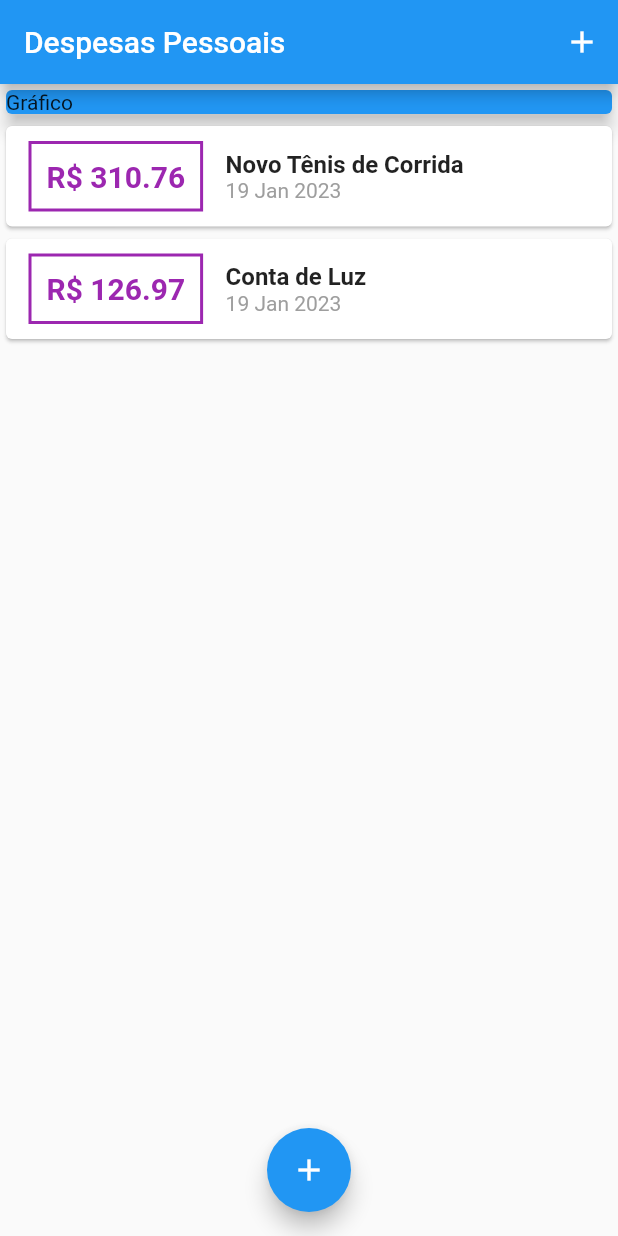
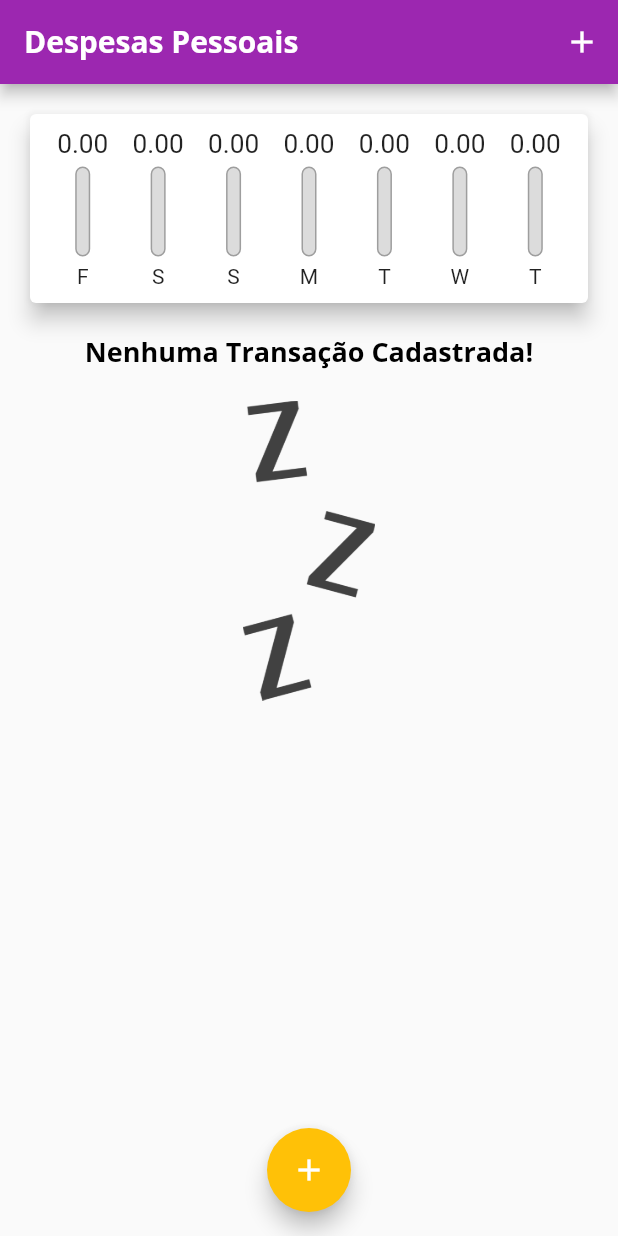
Before and after one commit to davicezarborgesdeveloper/expenses, a Flutter app: the screen it shows after launch, on a phone screen of 412 x 824 dp. Run offline on Flutter 3.47's test engine with Material 2 defaults, Android fonts, the phone set to English and light mode, and no system bars; missing offline and left inert: desktop_window.

Commit message:
Finalização

```diff
--- /dev/null
+++ b/lib/components/cart_bar.dart
@@ -0,0 +1,58 @@
+import 'package:flutter/material.dart';
+
+class ChartBar extends StatelessWidget {
+  final String label;
+  final double value;
+  final double percentage;
+  const ChartBar({
+    super.key,
+    required this.label,
+    required this.value,
+    required this.percentage,
+  });
+
+  @override
+  Widget build(BuildContext context) {
+    return Column(
+      children: [
+        Container(
+          height: 20,
+          child: FittedBox(
+            child: Text('${value.toStringAsFixed(2)}'),
+          ),
+        ),
+        SizedBox(height: 5),
+        Container(
+          height: 60,
+          width: 10,
+          child: Stack(
+            alignment: Alignment.bottomCenter,
+            children: [
+              Container(
+                decoration: BoxDecoration(
+                  border: Border.all(
+                    color: Colors.grey,
+                    width: 1.0,
+                  ),
+                  color: Color.fromRGBO(220, 220, 220, 1),
+                  borderRadius: BorderRadius.circular(5),
+                ),
+              ),
+              FractionallySizedBox(
+                heightFactor: percentage,
+                child: Container(
+                  decoration: BoxDecoration(
+                    color: Theme.of(context).colorScheme.primary,
+                    borderRadius: BorderRadius.circular(5),
+                  ),
+                ),
+              ),
+            ],
+          ),
+        ),
+        SizedBox(height: 5),
+        Text(label),
+      ],
+    );
+  }
+}
--- /dev/null
+++ b/lib/components/chart.dart
@@ -0,0 +1,67 @@
+import 'package:expanses/components/cart_bar.dart';
+import 'package:expanses/models/transaction.dart';
+import 'package:flutter/material.dart';
+import 'package:intl/intl.dart';
+
+class Chart extends StatelessWidget {
+  const Chart(this.recentTransaction, {super.key});
+
+  final List<Transaction> recentTransaction;
+
+  List<Map<String, Object>> get groupedTransactions {
+    return List.generate(7, (index) {
+      final weekDay = DateTime.now().subtract(
+        Duration(days: index),
+      );
+
+      double totalSum = 0.0;
+
+      for (var i = 0; i < recentTransaction.length; i++) {
+        bool sameDay = recentTransaction[i].date.day == weekDay.day;
+        bool sameMonth = recentTransaction[i].date.month == weekDay.month;
+        bool sameYear = recentTransaction[i].date.year == weekDay.year;
+
+        if (sameDay && sameMonth && sameYear) {
+          totalSum += recentTransaction[i].value;
+        }
+      }
+
+      return {
+        'day': DateFormat.E().format(weekDay)[0],
+        'value': totalSum,
+      };
+    }).reversed.toList();
+  }
+
+  double get _weekTotalValue {
+    return groupedTransactions.fold(0.0, (sum, tr) {
+      return sum + (tr['value'] as double);
+    });
+  }
+
+  @override
+  Widget build(BuildContext context) {
+    return Card(
+      elevation: 6,
+      margin: EdgeInsets.all(20),
+      child: Padding(
+        padding: const EdgeInsets.all(10.0),
+        child: Row(
+          mainAxisAlignment: MainAxisAlignment.spaceAround,
+          children: groupedTransactions.map((tr) {
+            return Flexible(
+              fit: FlexFit.tight,
+              child: ChartBar(
+                label: tr['day'] as String,
+                value: tr['value'] as double,
+                percentage: _weekTotalValue == 0
+                    ? 0
+                    : (tr['value'] as double) / _weekTotalValue,
+              ),
+            );
+          }).toList(),
+        ),
+      ),
+    );
+  }
+}
--- a/lib/components/transaction_list.dart
+++ b/lib/components/transaction_list.dart
@@ -4,59 +4,60 @@ import 'package:intl/intl.dart';
 
 class TransactionList extends StatelessWidget {
   List<Transaction> transactions;
-  TransactionList(this.transactions, {super.key});
+  final void Function(String) onRemove;
+  TransactionList(this.transactions, this.onRemove, {super.key});
 
   @override
   Widget build(BuildContext context) {
     return SizedBox(
-      height: 300,
-      child: ListView.builder(
+      height: 400,
+      child: transactions.isEmpty
+          ? Column(
+              children: [
+                Text(
+                  'Nenhuma Transação Cadastrada!',
+                  style: Theme.of(context).textTheme.headline6,
+                ),
+                SizedBox(height: 20),
+                Container(
+                  height: 200,
+                  child: Image.asset(
+                    'assets/images/waiting.png',
+                    fit: BoxFit.cover,
+                  ),
+                ),
+              ],
+            )
+          : ListView.builder(
               itemCount: transactions.length,
               itemBuilder: (_, index) {
                 final tr = transactions[index];
                 return Card(
-            child: Row(
-              children: [
-                Container(
-                  margin: const EdgeInsets.symmetric(
-                    horizontal: 15,
-                    vertical: 10,
-                  ),
-                  decoration: BoxDecoration(
-                    border: Border.all(
-                      color: Colors.purple,
-                      width: 2,
+                  elevation: 5,
+                  margin: EdgeInsets.symmetric(vertical: 8.0, horizontal: 5.0),
+                  child: ListTile(
+                    leading: CircleAvatar(
+                      backgroundColor: Theme.of(context).colorScheme.primary,
+                      radius: 30,
+                      child: Padding(
+                        padding: const EdgeInsets.all(8.0),
+                        child: FittedBox(
+                            child: Text(
+                          'R\$${tr.value}',
+                          style: TextStyle(color: Colors.grey[100]),
+                        )),
                       ),
                     ),
-                  padding: const EdgeInsets.all(10),
-                  child: Text(
-                    'R\$ ${tr.value.toStringAsFixed(2)}',
-                    style: const TextStyle(
-                      fontWeight: FontWeight.bold,
-                      fontSize: 20,
-                      color: Colors.purple,
+                    title: Text(
+                      tr.title,
+                      style: Theme.of(context).textTheme.headline6,
                     ),
+                    subtitle: Text(DateFormat('d MMM y').format(tr.date)),
+                    trailing: IconButton(
+                      icon: Icon(Icons.delete),
+                      color: Theme.of(context).colorScheme.error,
+                      onPressed: () => onRemove(tr.id),
                     ),
-                ),
-                Column(
-                  crossAxisAlignment: CrossAxisAlignment.start,
-                  children: [
-                    Text(
-                      tr.title,
-                      style: const TextStyle(
-                        fontSize: 16,
-                        fontWeight: FontWeight.bold,
-                      ),
-                    ),
-                    Text(
-                      DateFormat('d MMM y').format(tr.date),
-                      style: const TextStyle(
-                        color: Colors.grey,
-                      ),
-                    ),
-                  ],
-                ),
-              ],
                   ),
                 );
               },
--- a/lib/main.dart
+++ b/lib/main.dart
@@ -2,6 +2,7 @@ import 'dart:io';
 import 'dart:math';
 
 import 'package:desktop_window/desktop_window.dart';
+import 'package:expanses/components/chart.dart';
 import 'package:expanses/components/transaction_form.dart';
 import 'package:expanses/components/transaction_list.dart';
 import 'package:expanses/models/transaction.dart';
@@ -24,8 +25,30 @@ class ExpensesApp extends StatelessWidget {
   const ExpensesApp({Key? key}) : super(key: key);
   @override
   Widget build(BuildContext context) {
-    return const MaterialApp(
+    final ThemeData tema = ThemeData();
+    return MaterialApp(
       debugShowCheckedModeBanner: false,
+      theme: tema.copyWith(
+        colorScheme: tema.colorScheme.copyWith(
+          primary: Colors.purple,
+          secondary: Colors.amber,
+        ),
+        textTheme: tema.textTheme.copyWith(
+          headline6: TextStyle(
+            fontFamily: 'OpenSans',
+            fontSize: 18,
+            fontWeight: FontWeight.bold,
+            color: Colors.black,
+          ),
+        ),
+        appBarTheme: AppBarTheme(
+          titleTextStyle: TextStyle(
+            fontFamily: 'OpenSans',
+            fontSize: 20,
+            fontWeight: FontWeight.bold,
+          ),
+        ),
+      ),
       home: MyHomePage(),
     );
   }
@@ -39,40 +62,40 @@ class MyHomePage extends StatefulWidget {
 }
 
 class _MyHomePageState extends State<MyHomePage> {
-  final _transactions = [
-    Transaction(
-      id: 'id1',
-      title: 'Novo Tênis de Corrida',
-      value: 310.76,
-      date: DateTime.now(),
-    ),
-    Transaction(
-      id: 'id2',
-      title: 'Conta de Luz',
-      value: 126.97,
-      date: DateTime.now(),
-    ),
-  ];
+  final List<Transaction> _transactions = [];
+
+  List<Transaction> get _recentTransactions {
+    return _transactions.where((tr) {
+      return tr.date.isAfter(DateTime.now().subtract(const Duration(days: 7)));
+    }).toList();
+  }
+
+  _addTransaction(String title, double value, DateTime date) {
+    final newTransaction = Transaction(
+      id: Random().nextDouble().toString(),
+      title: title,
+      value: value,
+      date: date,
+    );
+
+    setState(() {
+      _transactions.add(newTransaction);
+    });
+    Navigator.of(context).pop();
+  }
+
+  _removeTransaction(String id) {
+    setState(() {
+      _transactions.removeWhere((tr) => tr.id == id);
+    });
+  }
 
   _openTransactionFormModal(BuildContext context) {
     showModalBottomSheet(
         context: context,
         builder: (_) {
-          return TransactionForm((_, __) {});
+          return TransactionForm(_addTransaction);
         });
-  }
-
-  _addTransaction(String title, double value) {
-    final newTransaction = Transaction(
-      id: Random().nextDouble().toString(),
-      title: title,
-      value: value,
-      date: DateTime.now(),
-    );
-
-    setState(() {
-      _transactions.add(newTransaction);
-    });
   }
 
   @override
@@ -97,14 +120,8 @@ class _MyHomePageState extends State<MyHomePage> {
         child: Column(
           crossAxisAlignment: CrossAxisAlignment.stretch,
           children: [
-            const SizedBox(
-              child: Card(
-                color: Colors.blue,
-                child: Text('Gráfico'),
-                elevation: 5,
-              ),
-            ),
-            TransactionList(_transactions)
+            Chart(_recentTransactions),
+            TransactionList(_transactions, _removeTransaction),
           ],
         ),
       ),
```
Also changed, not shown: lib/components/transaction_form.dart (+53 -12 lines), pubspec.yaml (+13 -14 lines), assets/fonts/OpenSans-Bold.ttf (added), assets/fonts/OpenSans-Regular.ttf (added), assets/fonts/Quicksand-Bold.ttf (added), assets/fonts/Quicksand-Light.ttf (added), assets/fonts/Quicksand-Medium.ttf (added), assets/fonts/Quicksand-Regular.ttf (added), assets/images/waiting.png (added). Lines whose indentation alone changed are shown as unchanged.
